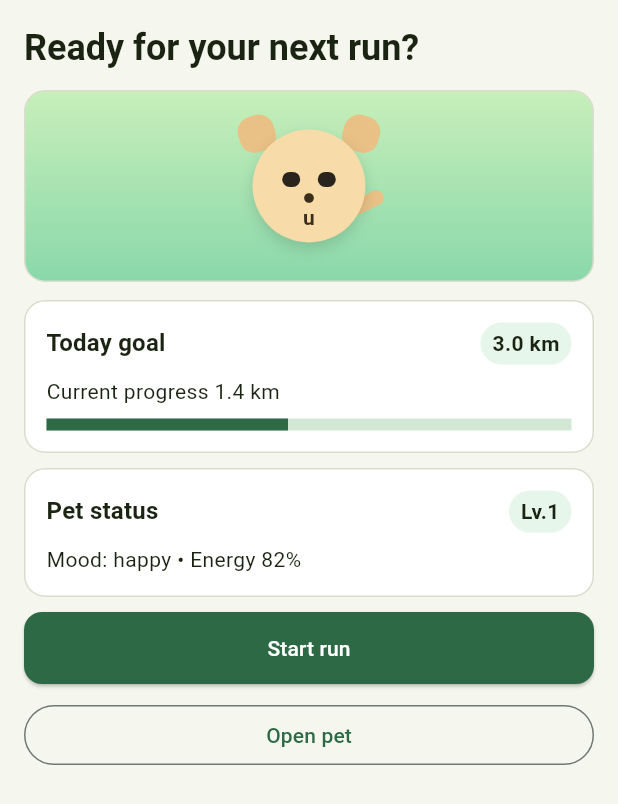
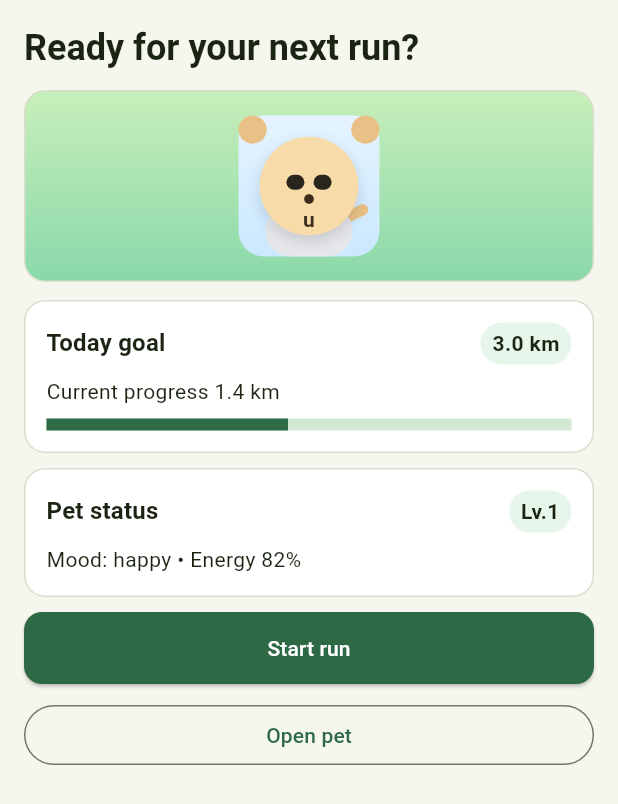
Before and after one commit to Kimseungzzang/RunPet_app, a Flutter app: the HomeScreen widget shown alone on an empty page, opened directly with empty values, on a phone screen of 412 x 824 dp. Shown: the top 804 px of the screen. Run offline on Flutter 3.47's test engine with Material 3 defaults, Android fonts, the light colour scheme and no system bars; our stand-ins replace flutter_riverpod, flutter_secure_storage, geolocator, in_app_purchase, shared_preferences; accounts and stored records are empty.

Commit message:
feat(pet): render visual changes for equipped hat outfit and background

```diff
--- a/lib/app/runpet_home_shell.dart
+++ b/lib/app/runpet_home_shell.dart
@@ -517,7 +517,13 @@ class _RunpetHomeShellState extends ConsumerState<RunpetHomeShell> {
           const NavigationDestination(icon: Icon(Icons.home_outlined), label: 'Home'),
           const NavigationDestination(icon: Icon(Icons.directions_run), label: 'Running'),
           NavigationDestination(
-            icon: PetAvatar(size: 26, mood: _pet?.petMood ?? 'happy', hatId: _pet?.equippedHatId),
+            icon: PetAvatar(
+              size: 26,
+              mood: _pet?.petMood ?? 'happy',
+              hatId: _pet?.equippedHatId,
+              outfitId: _pet?.equippedOutfitId,
+              bgId: _pet?.equippedBgId,
+            ),
             label: 'Pet',
           ),
           const NavigationDestination(icon: Icon(Icons.bar_chart_outlined), label: 'Report'),
--- a/lib/screens/home_screen.dart
+++ b/lib/screens/home_screen.dart
@@ -42,6 +42,8 @@ class HomeScreen extends StatelessWidget {
               size: 94,
               mood: petMood,
               hatId: pet?.equippedHatId,
+              outfitId: pet?.equippedOutfitId,
+              bgId: pet?.equippedBgId,
             ),
           ),
         ),
--- a/lib/screens/pet_screen.dart
+++ b/lib/screens/pet_screen.dart
@@ -43,6 +43,8 @@ class PetScreen extends StatelessWidget {
               size: 94,
               mood: mood,
               hatId: pet?.equippedHatId,
+              outfitId: pet?.equippedOutfitId,
+              bgId: pet?.equippedBgId,
             ),
           ),
         ),
--- a/lib/widgets/pet_avatar.dart
+++ b/lib/widgets/pet_avatar.dart
@@ -6,11 +6,15 @@ class PetAvatar extends StatefulWidget {
     this.size = 140,
     this.mood = 'happy',
     this.hatId,
+    this.outfitId,
+    this.bgId,
   });
 
   final double size;
   final String mood;
   final String? hatId;
+  final String? outfitId;
+  final String? bgId;
 
   @override
   State<PetAvatar> createState() => _PetAvatarState();
@@ -52,9 +56,18 @@ class _PetAvatarState extends State<PetAvatar> with SingleTickerProviderStateMix
         : (isSad ? const Color(0xFFE2BC92) : const Color(0xFFE9C186));
     final mouth = isTired ? '-' : (isSad ? 'n' : 'u');
 
+    final bgGradient = _backgroundGradient(widget.bgId);
+    final outfitColor = _outfitColor(widget.outfitId);
+    final hatColor = _hatColor(widget.hatId);
+
     return SizedBox(
       width: widget.size,
       height: widget.size,
+      child: DecoratedBox(
+        decoration: BoxDecoration(
+          gradient: bgGradient,
+          borderRadius: BorderRadius.circular(widget.size * 0.18),
+        ),
         child: Stack(
           clipBehavior: Clip.none,
           children: [
@@ -63,14 +76,14 @@ class _PetAvatarState extends State<PetAvatar> with SingleTickerProviderStateMix
               builder: (context, child) {
                 final angle = (_tailController.value - 0.5) * 0.9;
                 return Positioned(
-                right: -8,
-                bottom: 22,
+                  right: widget.size * 0.04,
+                  bottom: widget.size * 0.2,
                   child: Transform.rotate(
                     angle: angle,
                     alignment: Alignment.bottomLeft,
                     child: Container(
-                    width: 34,
-                    height: 10,
+                      width: widget.size * 0.26,
+                      height: widget.size * 0.08,
                       decoration: BoxDecoration(
                         color: earColor,
                         borderRadius: BorderRadius.circular(10),
@@ -81,12 +94,23 @@ class _PetAvatarState extends State<PetAvatar> with SingleTickerProviderStateMix
               },
             ),
             Align(
+              alignment: Alignment.bottomCenter,
+              child: Container(
+                width: widget.size * 0.62,
+                height: widget.size * 0.36,
+                decoration: BoxDecoration(
+                  color: outfitColor,
+                  borderRadius: BorderRadius.circular(widget.size * 0.22),
+                ),
+              ),
+            ),
+            Align(
               alignment: Alignment.topLeft,
               child: Transform.rotate(
                 angle: -0.3,
                 child: Container(
-                width: widget.size * 0.26,
-                height: widget.size * 0.26,
+                  width: widget.size * 0.2,
+                  height: widget.size * 0.2,
                   decoration: BoxDecoration(
                     color: earColor,
                     borderRadius: BorderRadius.circular(10),
@@ -99,8 +123,8 @@ class _PetAvatarState extends State<PetAvatar> with SingleTickerProviderStateMix
               child: Transform.rotate(
                 angle: 0.3,
                 child: Container(
-                width: widget.size * 0.26,
-                height: widget.size * 0.26,
+                  width: widget.size * 0.2,
+                  height: widget.size * 0.2,
                   decoration: BoxDecoration(
                     color: earColor,
                     borderRadius: BorderRadius.circular(10),
@@ -111,8 +135,8 @@ class _PetAvatarState extends State<PetAvatar> with SingleTickerProviderStateMix
             Align(
               alignment: Alignment.center,
               child: Container(
-              width: widget.size * 0.86,
-              height: widget.size * 0.8,
+                width: widget.size * 0.76,
+                height: widget.size * 0.7,
                 decoration: BoxDecoration(
                   color: faceColor,
                   shape: BoxShape.circle,
@@ -127,19 +151,19 @@ class _PetAvatarState extends State<PetAvatar> with SingleTickerProviderStateMix
                 child: Stack(
                   children: [
                     Positioned(
-                    left: widget.size * 0.24,
-                    top: widget.size * 0.3,
+                      left: widget.size * 0.22,
+                      top: widget.size * 0.27,
                       child: const _Eye(),
                     ),
                     Positioned(
-                    right: widget.size * 0.24,
-                    top: widget.size * 0.3,
+                      right: widget.size * 0.22,
+                      top: widget.size * 0.27,
                       child: const _Eye(),
                     ),
                     Positioned(
                       left: 0,
                       right: 0,
-                    top: widget.size * 0.44,
+                      top: widget.size * 0.4,
                       child: const Center(
                         child: Icon(Icons.circle, size: 8, color: Color(0xFF3B2E1A)),
                       ),
@@ -147,7 +171,7 @@ class _PetAvatarState extends State<PetAvatar> with SingleTickerProviderStateMix
                     Positioned(
                       left: 0,
                       right: 0,
-                    top: widget.size * 0.52,
+                      top: widget.size * 0.48,
                       child: Center(
                         child: Text(
                           mouth,
@@ -166,27 +190,58 @@ class _PetAvatarState extends State<PetAvatar> with SingleTickerProviderStateMix
               Positioned(
                 left: widget.size * 0.2,
                 right: widget.size * 0.2,
-              top: -6,
+                top: widget.size * 0.04,
                 child: Container(
-                height: widget.size * 0.2,
+                  height: widget.size * 0.16,
                   decoration: BoxDecoration(
-                  color: const Color(0xFF2E6945),
+                    color: hatColor,
                     borderRadius: BorderRadius.circular(12),
-                ),
-                alignment: Alignment.center,
-                child: const Text(
-                  'HAT',
-                  style: TextStyle(
-                    color: Colors.white,
-                    fontSize: 10,
-                    fontWeight: FontWeight.w700,
-                  ),
                   ),
                 ),
               ),
           ],
         ),
+      ),
     );
+  }
+
+  LinearGradient _backgroundGradient(String? bgId) {
+    if (bgId == 'background_city_night') {
+      return const LinearGradient(
+        colors: [Color(0xFF2A355C), Color(0xFF121A33)],
+        begin: Alignment.topCenter,
+        end: Alignment.bottomCenter,
+      );
+    }
+    if (bgId == 'background_park_day') {
+      return const LinearGradient(
+        colors: [Color(0xFFC8EFBA), Color(0xFF89D8AA)],
+        begin: Alignment.topCenter,
+        end: Alignment.bottomCenter,
+      );
+    }
+    return const LinearGradient(
+      colors: [Color(0xFFE5F4FF), Color(0xFFCBE8FF)],
+      begin: Alignment.topCenter,
+      end: Alignment.bottomCenter,
+    );
+  }
+
+  Color _outfitColor(String? outfitId) {
+    if (outfitId == 'outfit_runner_red') {
+      return const Color(0xFFD95C5C);
+    }
+    if (outfitId == 'outfit_runner_blue') {
+      return const Color(0xFF4B79D1);
+    }
+    return const Color(0xFFE5E7EB);
+  }
+
+  Color _hatColor(String? hatId) {
+    if (hatId == 'hat_sport_band') {
+      return const Color(0xFF2B2B2B);
+    }
+    return const Color(0xFF2E6945);
   }
 }
 
```
Lines whose indentation alone changed are shown as unchanged.
